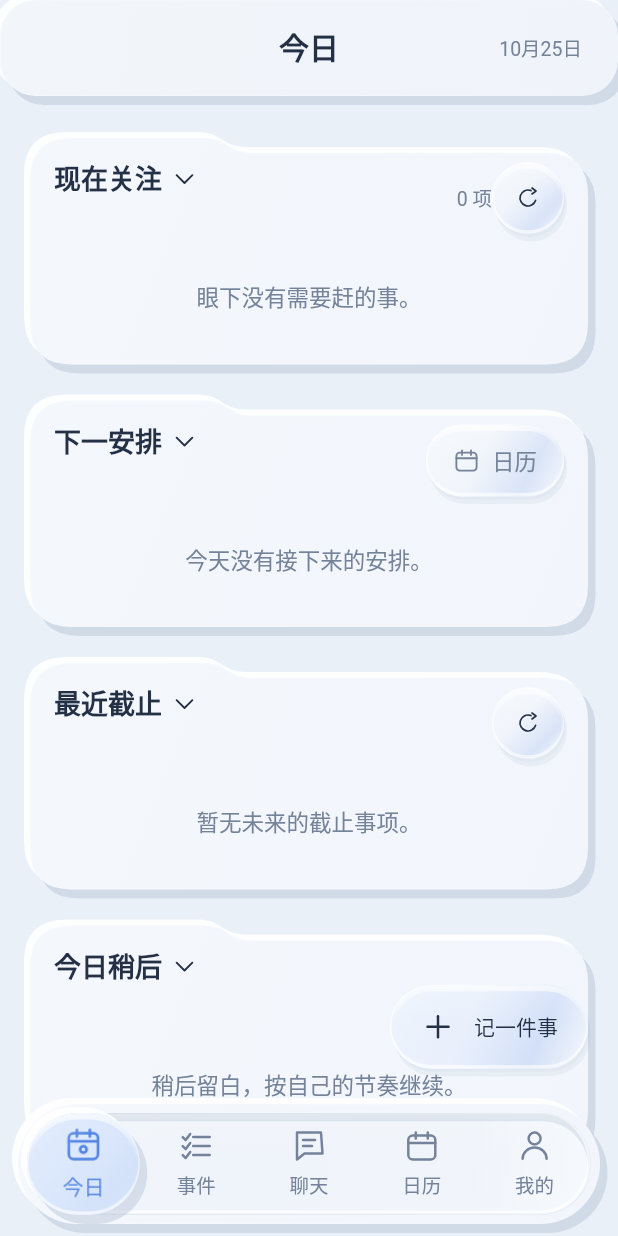
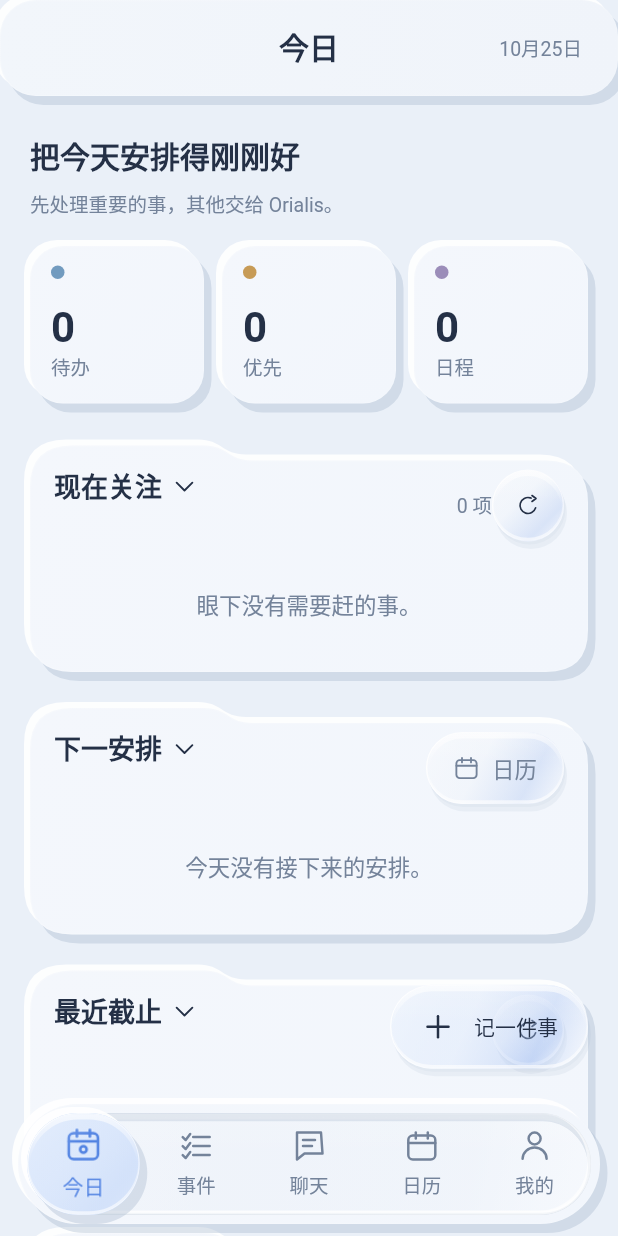
Before and after one commit to J-X-C-Z/Orialis, a Flutter app: the screen it shows after launch, on a phone screen of 412 x 824 dp. Run offline on Flutter 3.47's test engine with Material 3 defaults, Android fonts, the phone set to English and light mode, and no system bars; our stand-ins replace dio, drift, drift_flutter, file_picker, fl_chart, flutter_riverpod and 7 more; missing offline and left inert: flutter_math_fork, pdfrx, xterm; accounts and stored records are empty; generated files the repository leaves out were written again; network calls fail; statements that could not run were skipped.

Commit message:
feat(mobile): redraw Today with soft metric cards backed by live tasks and schedules

```diff
--- a/mobile/lib/pages/today/today_page.dart
+++ b/mobile/lib/pages/today/today_page.dart
@@ -307,13 +307,93 @@ class _TodayPageState extends ConsumerState<TodayPage>
                           LuminaNavigationInset.of(context) +
                           MediaQuery.paddingOf(context).bottom,
                     ),
-                    children: [ContentStack(gap: 24, children: sections)],
+                    children: [
+                      if (LuminaTheme.of(context).colors.neumorphic) ...[
+                        Text(
+                          '把今天安排得刚刚好',
+                          style: LuminaTheme.of(context).textTheme.titleMedium,
+                        ),
+                        const SizedBox(height: 8),
+                        Text(
+                          '先处理重要的事，其他交给 Orialis。',
+                          style: LuminaTheme.of(context).textTheme.bodySmall,
+                        ),
+                        const SizedBox(height: 18),
+                        Row(
+                          children: [
+                            Expanded(
+                              child: _softStat(
+                                '待办',
+                                pending.length,
+                                LuminaCardPalette.ocean.tint,
+                                () => context.go('/events'),
+                              ),
+                            ),
+                            const SizedBox(width: 12),
+                            Expanded(
+                              child: _softStat(
+                                '优先',
+                                focus.length,
+                                LuminaCardPalette.amber.tint,
+                                () => context.go('/events'),
+                              ),
+                            ),
+                            const SizedBox(width: 12),
+                            Expanded(
+                              child: _softStat(
+                                '日程',
+                                remaining.length,
+                                LuminaCardPalette.lavender.tint,
+                                () => context.go('/calendar'),
+                              ),
+                            ),
+                          ],
+                        ),
+                        const SizedBox(height: 28),
+                      ],
+                      ContentStack(gap: 24, children: sections),
+                    ],
                   );
                 },
               );
             },
           );
         },
+      ),
+    );
+  }
+
+  /// Compact, tappable summaries are only part of the new phone skin.
+  /// Values are derived from the same live streams as the existing sections.
+  Widget _softStat(
+    String label,
+    int value,
+    Color accent,
+    VoidCallback onTap,
+  ) {
+    final theme = LuminaTheme.of(context);
+    return LuminaSurface(
+      onTap: onTap,
+      depth: LuminaSurfaceDepth.raised,
+      radius: 22,
+      padding: const EdgeInsets.fromLTRB(14, 13, 14, 14),
+      child: Column(
+        crossAxisAlignment: CrossAxisAlignment.start,
+        children: [
+          Container(
+            width: 9,
+            height: 9,
+            decoration: BoxDecoration(color: accent, shape: BoxShape.circle),
+          ),
+          const SizedBox(height: 14),
+          Text(
+            '$value',
+            style: theme.textTheme.headlineSmall.copyWith(
+              fontWeight: FontWeight.w700,
+            ),
+          ),
+          Text(label, style: theme.textTheme.bodySmall),
+        ],
       ),
     );
   }
```
